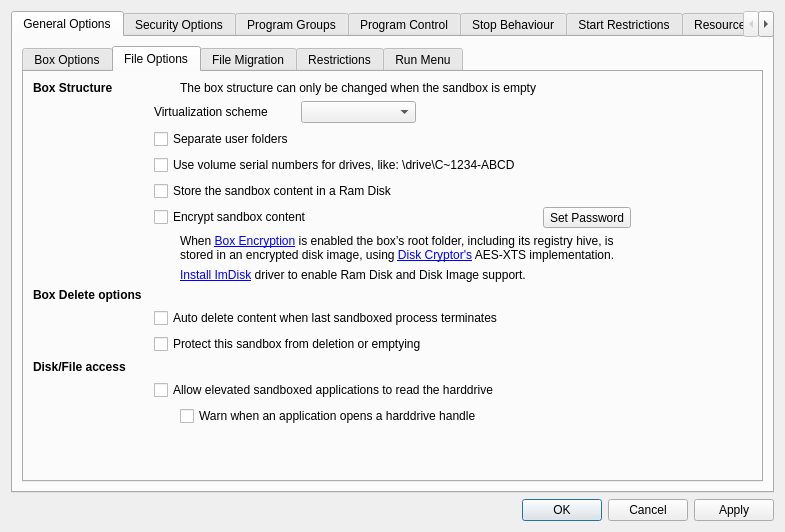
Above: SandboxiePlus/SandMan/Forms/OptionsWindow.ui from sandboxie-plus/Sandboxie before the change. Below: the same form after it.
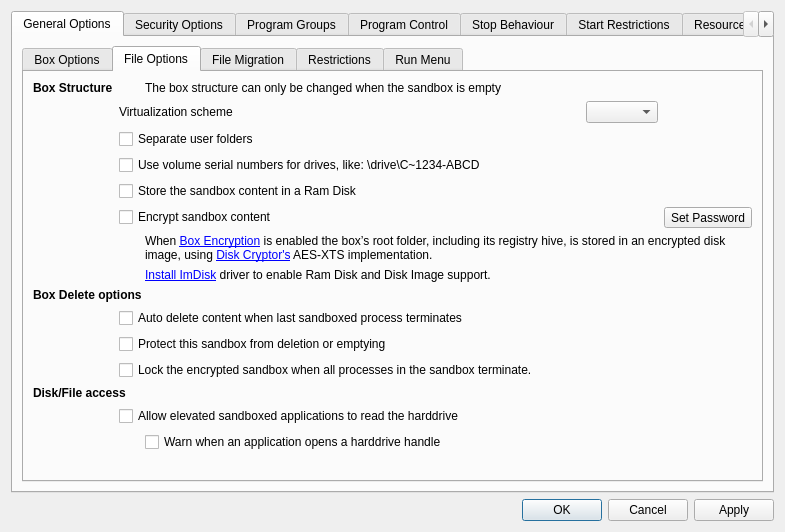
That is the form after the change. The open tabs and pages were chosen to show the change.

The edit to the form file:
```diff
--- a/SandboxiePlus/SandMan/Forms/OptionsWindow.ui
+++ b/SandboxiePlus/SandMan/Forms/OptionsWindow.ui
@@ -55,7 +55,7 @@
          <item row="0" column="0">
           <widget class="QTabWidget" name="tabsGeneral">
            <property name="currentIndex">
-            <number>3</number>
+            <number>1</number>
            </property>
            <widget class="QWidget" name="tabOptions">
             <attribute name="title">
@@ -284,11 +284,9 @@
             <attribute name="title">
              <string>File Options</string>
             </attribute>
-            <layout class="QGridLayout" name="gridLayout_30">
-             <item row="0" column="0">
               <layout class="QGridLayout" name="gridLayout_28">
-               <item row="11" column="0" colspan="2">
-                <widget class="QLabel" name="lblRawDisk">
+             <item row="0" column="0">
+              <widget class="QLabel" name="lblStructure">
                  <property name="font">
                   <font>
                    <weight>75</weight>
@@ -297,7 +295,34 @@
                   </font>
                  </property>
                  <property name="text">
-                  <string>Disk/File access</string>
+                <string>Box Structure</string>
+               </property>
+              </widget>
+             </item>
+             <item row="0" column="2" colspan="4">
+              <widget class="QLabel" name="lblWhenEmpty">
+               <property name="text">
+                <string>The box structure can only be changed when the sandbox is empty</string>
+               </property>
+              </widget>
+             </item>
+             <item row="1" column="1" colspan="3">
+              <widget class="QLabel" name="lblScheme">
+               <property name="text">
+                <string>Virtualization scheme</string>
+               </property>
+              </widget>
+             </item>
+             <item row="1" column="4">
+              <widget class="QComboBox" name="cmbVersion"/>
+             </item>
+             <item row="2" column="1" colspan="4">
+              <widget class="QCheckBox" name="chkSeparateUserFolders">
+               <property name="text">
+                <string>Separate user folders</string>
+               </property>
+               <property name="tristate">
+                <bool>false</bool>
                  </property>
                 </widget>
                </item>
@@ -308,32 +333,13 @@
                  </property>
                 </widget>
                </item>
-               <item row="13" column="1">
-                <widget class="QLabel" name="label_37">
-                 <property name="maximumSize">
-                  <size>
-                   <width>20</width>
-                   <height>16777215</height>
-                  </size>
-                 </property>
+             <item row="4" column="1" colspan="4">
+              <widget class="QCheckBox" name="chkRamBox">
                  <property name="text">
-                  <string/>
+                <string>Store the sandbox content in a Ram Disk</string>
                  </property>
                 </widget>
                </item>
-               <item row="14" column="2" colspan="5">
-                <spacer name="horizontalSpacer_4">
-                 <property name="orientation">
-                  <enum>Qt::Horizontal</enum>
-                 </property>
-                 <property name="sizeHint" stdset="0">
-                  <size>
-                   <width>40</width>
-                   <height>0</height>
-                  </size>
-                 </property>
-                </spacer>
-               </item>
                <item row="5" column="1" colspan="4">
                 <widget class="QCheckBox" name="chkEncrypt">
                  <property name="text">
@@ -341,10 +347,10 @@
                  </property>
                 </widget>
                </item>
-               <item row="9" column="1" colspan="6">
-                <widget class="QCheckBox" name="chkAutoEmpty">
+             <item row="5" column="5">
+              <widget class="QToolButton" name="btnPassword">
                  <property name="text">
-                  <string>Auto delete content when last sandboxed process terminates</string>
+                <string>Set Password</string>
                  </property>
                 </widget>
                </item>
@@ -361,6 +367,13 @@
                  </property>
                 </widget>
                </item>
+             <item row="7" column="2" colspan="4">
+              <widget class="QLabel" name="lblImDisk">
+               <property name="text">
+                <string>&lt;a href=&quot;addon://ImDisk&quot;&gt;Install ImDisk&lt;/a&gt; driver to enable Ram Disk and Disk Image support.</string>
+               </property>
+              </widget>
+             </item>
                <item row="8" column="0" colspan="3">
                 <widget class="QLabel" name="lblDelete">
                  <property name="font">
@@ -375,27 +388,14 @@
                  </property>
                 </widget>
                </item>
-               <item row="14" column="1">
-                <spacer name="verticalSpacer_2">
-                 <property name="orientation">
-                  <enum>Qt::Vertical</enum>
-                 </property>
-                 <property name="sizeHint" stdset="0">
-                  <size>
-                   <width>20</width>
-                   <height>0</height>
-                  </size>
-                 </property>
-                </spacer>
-               </item>
-               <item row="12" column="1" colspan="6">
-                <widget class="QCheckBox" name="chkRawDiskRead">
+             <item row="9" column="1" colspan="5">
+              <widget class="QCheckBox" name="chkAutoEmpty">
                  <property name="text">
-                  <string>Allow elevated sandboxed applications to read the harddrive</string>
+                <string>Auto delete content when last sandboxed process terminates</string>
                  </property>
                 </widget>
                </item>
-               <item row="10" column="1" colspan="6">
+             <item row="10" column="1" colspan="4">
                 <widget class="QCheckBox" name="chkProtectBox">
                  <property name="toolTip">
                   <string>Partially checked means prevent box removal but not content deletion.</string>
@@ -408,25 +408,15 @@
                  </property>
                 </widget>
                </item>
-               <item row="7" column="2" colspan="4">
-                <widget class="QLabel" name="lblImDisk">
+             <item row="11" column="1" colspan="5">
+              <widget class="QCheckBox" name="chkLockWhenClose">
                  <property name="text">
-                  <string>&lt;a href=&quot;addon://ImDisk&quot;&gt;Install ImDisk&lt;/a&gt; driver to enable Ram Disk and Disk Image support.</string>
+                <string>Lock the encrypted sandbox when all processes in the sandbox terminate.</string>
                  </property>
                 </widget>
                </item>
-               <item row="2" column="1" colspan="5">
-                <widget class="QCheckBox" name="chkSeparateUserFolders">
-                 <property name="text">
-                  <string>Separate user folders</string>
-                 </property>
-                 <property name="tristate">
-                  <bool>false</bool>
-                 </property>
-                </widget>
-               </item>
-               <item row="0" column="0">
-                <widget class="QLabel" name="lblStructure">
+             <item row="12" column="0" colspan="2">
+              <widget class="QLabel" name="lblRawDisk">
                  <property name="font">
                   <font>
                    <weight>75</weight>
@@ -435,49 +425,62 @@
                   </font>
                  </property>
                  <property name="text">
-                  <string>Box Structure</string>
+                <string>Disk/File access</string>
                  </property>
                 </widget>
                </item>
-               <item row="4" column="1" colspan="4">
-                <widget class="QCheckBox" name="chkRamBox">
+             <item row="13" column="1" colspan="5">
+              <widget class="QCheckBox" name="chkRawDiskRead">
                  <property name="text">
-                  <string>Store the sandbox content in a Ram Disk</string>
+                <string>Allow elevated sandboxed applications to read the harddrive</string>
                  </property>
                 </widget>
                </item>
-               <item row="13" column="2" colspan="5">
+             <item row="14" column="1">
+              <widget class="QLabel" name="label_37">
+               <property name="maximumSize">
+                <size>
+                 <width>20</width>
+                 <height>16777215</height>
+                </size>
+               </property>
+               <property name="text">
+                <string/>
+               </property>
+              </widget>
+             </item>
+             <item row="14" column="2" colspan="4">
                 <widget class="QCheckBox" name="chkRawDiskNotify">
                  <property name="text">
                   <string>Warn when an application opens a harddrive handle</string>
                  </property>
                 </widget>
                </item>
-               <item row="1" column="3">
-                <widget class="QComboBox" name="cmbVersion"/>
-               </item>
-               <item row="5" column="5">
-                <widget class="QToolButton" name="btnPassword">
-                 <property name="text">
-                  <string>Set Password</string>
-                 </property>
-                </widget>
-               </item>
-               <item row="1" column="1" colspan="2">
-                <widget class="QLabel" name="lblScheme">
-                 <property name="text">
-                  <string>Virtualization scheme</string>
-                 </property>
-                </widget>
-               </item>
-               <item row="0" column="2" colspan="4">
-                <widget class="QLabel" name="lblWhenEmpty">
-                 <property name="text">
-                  <string>The box structure can only be changed when the sandbox is empty</string>
-                 </property>
-                </widget>
-               </item>
-              </layout>
+             <item row="15" column="1">
+              <spacer name="verticalSpacer_2">
+               <property name="orientation">
+                <enum>Qt::Vertical</enum>
+               </property>
+               <property name="sizeHint" stdset="0">
+                <size>
+                 <width>20</width>
+                 <height>52</height>
+                </size>
+               </property>
+              </spacer>
+             </item>
+             <item row="15" column="3">
+              <spacer name="horizontalSpacer_4">
+               <property name="orientation">
+                <enum>Qt::Horizontal</enum>
+               </property>
+               <property name="sizeHint" stdset="0">
+                <size>
+                 <width>410</width>
+                 <height>13</height>
+                </size>
+               </property>
+              </spacer>
              </item>
             </layout>
            </widget>
```
Lines whose indentation alone changed are shown as unchanged.
